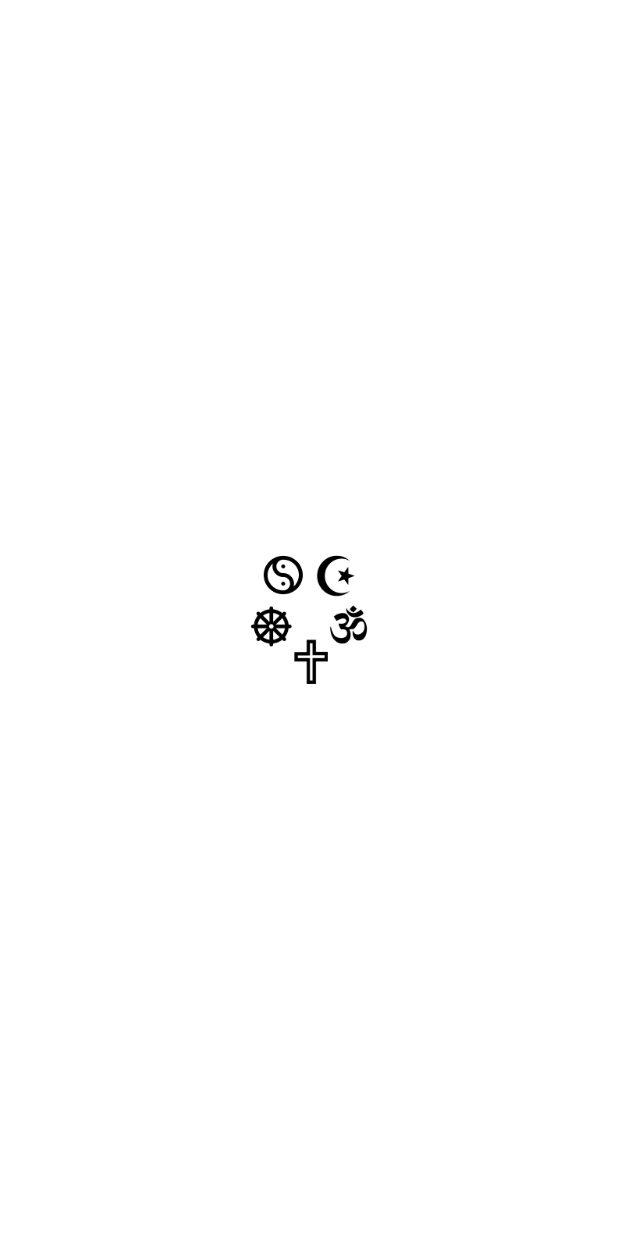
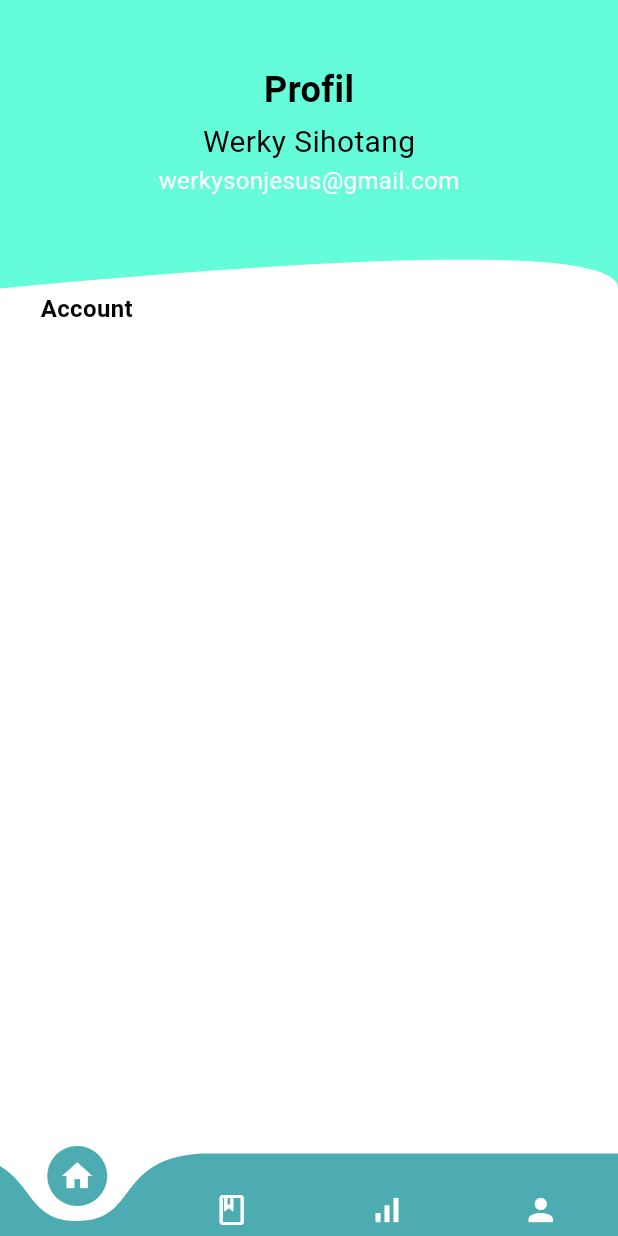
Before and after one commit to velmanharefa/KitabSuci, a Flutter app: the first screen one second after launch, on a phone screen of 412 x 824 dp. Run offline on Flutter 3.47's test engine with Material 3 defaults, Android fonts, the phone set to English and light mode, and no system bars; drawn by our look-alikes of curved_navigation_bar.

Commit message:
new accoutsetting page

```diff
--- a/kitab_suci/lib/main.dart
+++ b/kitab_suci/lib/main.dart
@@ -1,5 +1,6 @@
 import 'package:flutter/material.dart';
 import 'package:kitab_suci/screen/accountPage.dart';
+import 'package:kitab_suci/screen/accountSetting.dart';
 import 'package:kitab_suci/screen/editProfil.dart';
 import 'package:kitab_suci/screen/introPage.dart';
 import 'package:kitab_suci/screen/introPage2.dart';
@@ -21,7 +22,7 @@ class MyApp extends StatelessWidget {
       debugShowCheckedModeBanner: false,
       title: 'Flutter Demo',
       theme: ThemeData(colorScheme: ColorScheme.fromSeed(seedColor: Colors.deepPurple),useMaterial3: true,),
-      home: SplashScreenPage(),
+      home: accountSetting(),
     );
   }
 }
--- /dev/null
+++ b/kitab_suci/lib/screen/accountSetting.dart
@@ -0,0 +1,229 @@
+import 'package:curved_navigation_bar/curved_navigation_bar.dart';
+import 'package:flutter/foundation.dart';
+import 'package:flutter/material.dart';
+import 'package:kitab_suci/screen/loginPage.dart';
+import 'package:kitab_suci/screen/editProfil.dart';
+
+class accountSetting extends StatefulWidget {
+  const accountSetting({super.key});
+
+  @override
+  State<accountSetting> createState() => _accountSettingState();
+}
+
+class _accountSettingState extends State<accountSetting> {
+  void _notification() {
+    Navigator.push(
+        context, MaterialPageRoute(builder: (context) => const loginPage()));
+  }
+
+  @override
+  Widget build(BuildContext context) {
+    return Scaffold(
+      body: CustomPaint(
+      painter:BluePainter(),
+      child: Padding(
+        padding: const EdgeInsets.symmetric(vertical:  10, horizontal: 20),
+        child: Column(
+          // mainAxisAlignment: MainAxisAlignment.center,
+          children: <Widget>[
+            SizedBox(height: 30),
+
+            Container(
+              width: 500,
+              height: 40,
+              // decoration: BoxDecoration(
+              //   border: Border.all(
+              //     color: Colors.black,
+              //     width: 2,
+              //   )
+              // ),
+              child: Row(
+                // crossAxisAlignment: CrossAxisAlignment.start,
+                mainAxisAlignment: MainAxisAlignment.center,
+                children: [
+
+                  InkWell(
+                    child: Text(
+                      'Profil',
+                    style: TextStyle(
+                      fontSize: 24,
+                      color: Color(0xff000000),
+                      fontWeight: FontWeight.bold
+                    ),
+                    ),
+                  ),
+                ],
+              ),
+            ),
+
+            Container(
+              width: 500,
+              // height: 40,
+              // decoration: BoxDecoration(
+              //   border: Border.all(
+              //     color: Colors.black,
+              //     width: 2,
+              //   )
+              // ),
+              child: Row(
+                // crossAxisAlignment: CrossAxisAlignment.start,
+                mainAxisAlignment: MainAxisAlignment.center,
+                children: [
+
+                  InkWell(
+                    child: Text(
+                      'Werky Sihotang',
+                    style: TextStyle(
+                      fontSize: 20,
+                      color: Color(0xff000000)
+                    ),
+                    ),
+                  ),
+                ],
+              ),
+            ),
+
+
+            Container(
+              width: 500,
+              // height: 40,
+              // decoration: BoxDecoration(
+              //   border: Border.all(
+              //     color: Colors.black,
+              //     width: 2,
+              //   )
+              // ),
+              child: Row(
+                // crossAxisAlignment: CrossAxisAlignment.start,
+                mainAxisAlignment: MainAxisAlignment.center,
+                children: [
+
+                  InkWell(
+                    child: Text(
+                      'werkysonjesus@gmail.com',
+                    style: TextStyle(
+                      fontSize: 16,
+                      color: Color(0xffFFFFFF)
+                    ),
+                    ),
+                  ),
+                ],
+              ),
+            ),
+
+
+
+            SizedBox(height: 55),
+
+            Container(
+              padding: EdgeInsets.all(7.0),
+              // decoration: BoxDecoration(
+              //   border: Border.all(
+              //     color: Colors.black,
+              //     width: 2,
+              //   )
+              // ),
+              child: Row(
+                mainAxisAlignment: MainAxisAlignment.start,
+
+                children: [
+                  InkWell(
+                    child: const Text(
+                      'Account',
+                      style: TextStyle(
+                        color: Color(0xFF000000),
+                        fontSize: 16,
+                        fontWeight: FontWeight.bold,
+                      ),
+                    ),
+                    // onTap: (){
+                    //   Navigator.push(
+                    //     context,
+                    //     MaterialPageRoute(
+                    //       builder: (context) => const loginPage()));
+                    // },
+                  ),
+                ],
+              ),
+            ),
+
+
+
+
+
+          ],
+        ),
+      ),
+      ),
+
+
+      bottomNavigationBar: CurvedNavigationBar(
+        height: 55,
+        backgroundColor: Colors.white,
+        color: Color(0xFF4DACB2),
+        animationDuration: Duration(milliseconds: 300),
+        // onTap: (index){
+        //   print(index);
+        // },
+        items: [
+        Icon(
+          Icons.home,
+          color: Colors.white,
+        ),
+        Icon(
+          Icons.book_outlined,
+          color: Colors.white,
+        ),
+        Icon(
+          Icons.signal_cellular_alt_outlined,
+          color: Colors.white,
+        ),
+        Icon(
+          Icons.person,
+          color: Colors.white,
+        ),
+      ]),
+    );
+  }
+}
+
+class BluePainter extends CustomPainter {
+  @override
+  void paint(Canvas canvas, Size size) {
+    final height = size.height;
+    final width = size.width;
+    Paint paint = Paint();
+
+    Path mainBackground = Path();
+    mainBackground.addRect(Rect.fromLTRB(0, 0, width, height));
+    paint.color = Colors.white;
+    canvas.drawPath(mainBackground, paint);
+
+  Path ovalPath = Path();
+    //Start paint from 20% height to the left
+    ovalPath.moveTo(0, 0);
+
+    //paint a curve from current position to middle of the screen
+    // ovalPath.quadraticBezierTo(
+    //     0, height*0.2, 0,height*0.15);
+    // ovalPath.quadraticBezierTo(
+    //     width, height*0.2, width,height*0.15);
+    ovalPath.quadraticBezierTo(
+        0, height*0.3, 0,height*0.25);
+    ovalPath.quadraticBezierTo(
+        width, height*0.2, width,height*0.25);
+
+    ovalPath.lineTo(width,0);
+
+    ovalPath.close();
+
+    paint.color = Color(0xFF64FCD9);
+    canvas.drawPath(ovalPath, paint);
+  }
+
+  @override
+  bool shouldRepaint(CustomPainter oldDelegate) {
+    return oldDelegate != this;
+  }
+}
```
